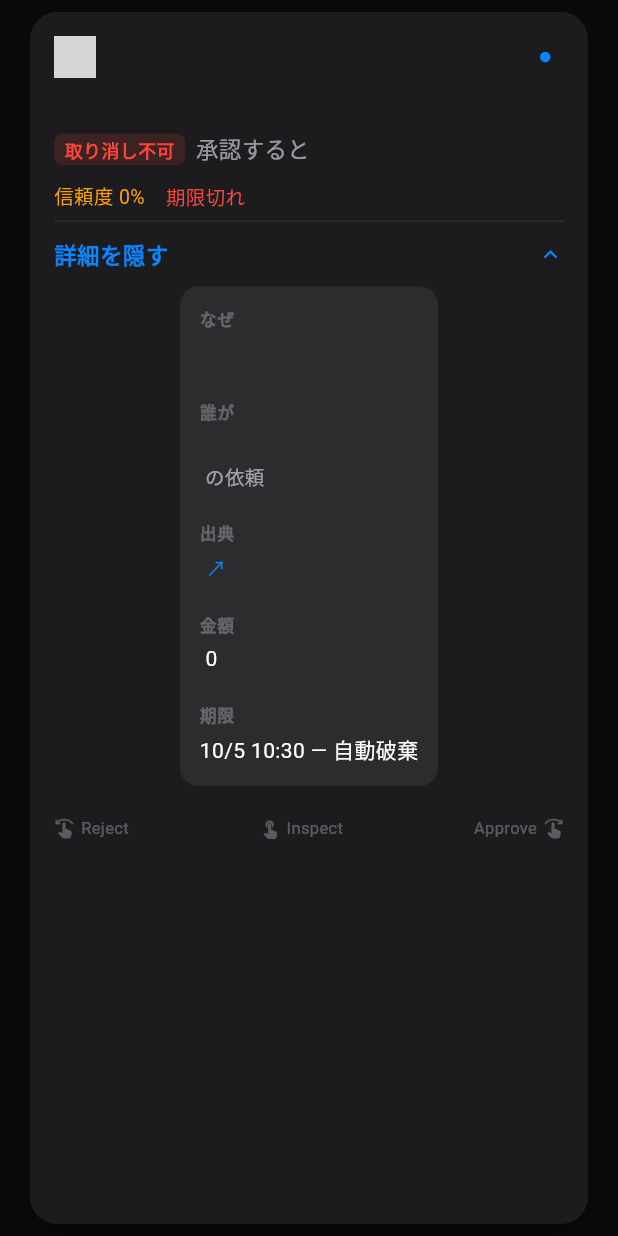
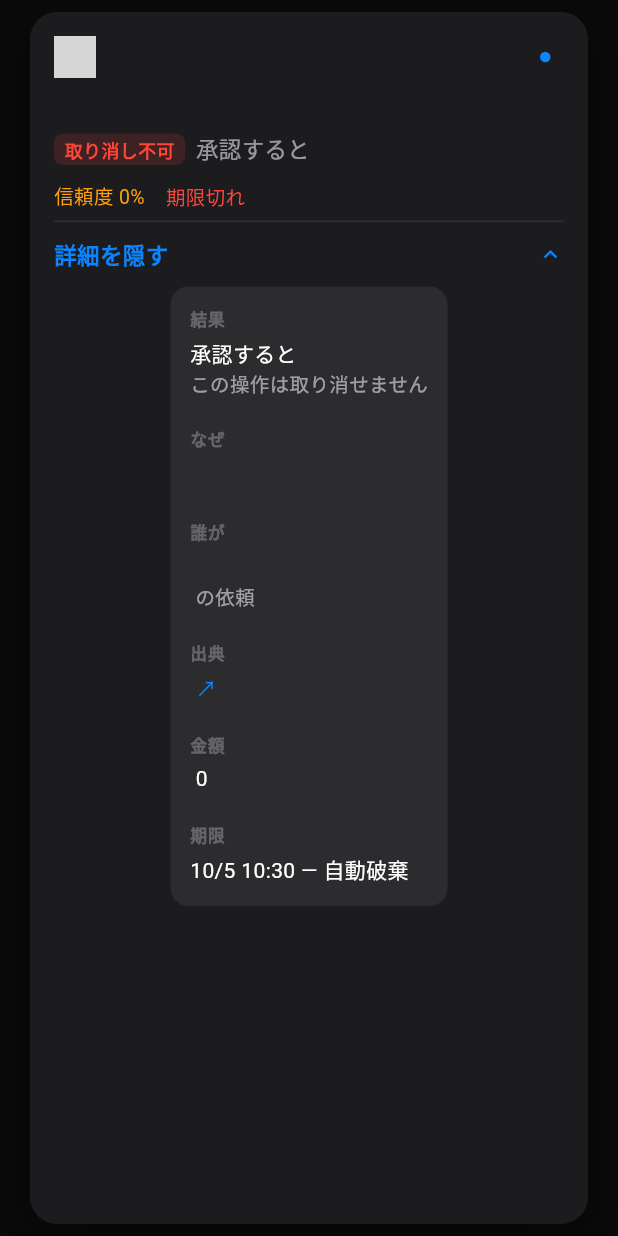
Before and after one commit to kasi-x/agentdesk-mobile, a Flutter app: the TaskCardView widget shown alone on an empty page, opened directly with empty values, after a tap on "詳細を見る", on a phone screen of 412 x 824 dp. Run offline on Flutter 3.47's test engine with Material 3 defaults, Android fonts, the phone set to English and light mode, and no system bars; our stand-ins replace flutter_card_swiper, shared_preferences; missing offline and left inert: a2ui_core, genui; accounts and stored records are empty; network calls fail; grey boxes are pictures that could not be loaded.

Commit message:
feat(ui): compact — narrower card, front reduced to the decision
User: 「もっと狭くして。減らせる情報は減らして」.

- Card max-width 540 → 440px; tighter paddings/gaps/chips; day-timeline
  height 44 → 38.
- Front information reduction (P1/P8): caption & external texts move
  into 詳細を見る (なぜ rows merged with context.reasoning into one row;
  external quotes keep their own 引用 rows with the quote-block style,
  NFR-2.2 intact); the 承認すると result statement restates at the top of
  詳細 (結果 row); deadline surfaces on the front only when close
  (≤30m / urgent) — the full deadline lives in 詳細; footer swipe hints
  removed (keyboard hints remain page-level).
- Flutter mirror: same split (front vs _movedTexts), same 詳細 rows,
  same meta rule.
- flutter analyze 0 issues; 28 tests passed. Verified in-browser.

```diff
--- a/mobile/lib/ui/widgets/task_card_view.dart
+++ b/mobile/lib/ui/widgets/task_card_view.dart
@@ -36,6 +36,18 @@ class _TaskCardViewState extends State<TaskCardView> {
 
   TaskCard get task => widget.task;
 
+  /// Caption / external texts are 裏面 material — they render in the
+  /// details panel, not on the front (information reduction, P1/P8).
+  late final List<CardComponent> _movedTexts = task.bodyComponents
+      .where((c) =>
+          c.component == 'Text' &&
+          (c.properties['variant'] == 'caption' ||
+              c.properties['source'] == 'external'))
+      .toList();
+  late final List<CardComponent> _frontComponents = task.bodyComponents
+      .where((c) => !_movedTexts.contains(c))
+      .toList();
+
   bool get _hasDetails {
     final ctx = task.context;
     final impact = task.impact;
@@ -45,6 +57,8 @@ class _TaskCardViewState extends State<TaskCardView> {
             ctx.participants.isNotEmpty ||
             ctx.sourceLabel != null);
     return hasContext ||
+        _movedTexts.isNotEmpty ||
+        (impact?.summary != null) ||
         (impact?.costAmount != null) ||
         (task.confidence < 0.9 && task.confidenceReasons.isNotEmpty) ||
         task.expiresAt != null;
@@ -95,7 +109,7 @@ class _TaskCardViewState extends State<TaskCardView> {
                         _impactLine(),
                       ],
                       const SizedBox(height: 10),
-                      for (final component in task.bodyComponents) ...[
+                      for (final component in _frontComponents) ...[
                         ComponentRenderer(
                           component: component,
                           onAction: widget.onQuickAction,
@@ -108,8 +122,6 @@ class _TaskCardViewState extends State<TaskCardView> {
                         const SizedBox(height: 4),
                         _detailsSection(),
                       ],
-                      const SizedBox(height: 8),
-                      _footerHints(),
                     ],
                   ),
                 ),
@@ -221,11 +233,14 @@ class _TaskCardViewState extends State<TaskCardView> {
         ),
       ),
     ];
+    // deadline surfaces on the front only when it is close; the full
+    // deadline lives in 詳細 (P8: the front carries the decision).
     if (task.expiresAt != null) {
       final remaining = task.expiresAt!.difference(DateTime.now());
       final urgent =
           remaining.inSeconds <= 0 || remaining <= const Duration(minutes: 5);
       final soon = !urgent && remaining <= const Duration(minutes: 30);
+      if (urgent || soon) {
         final when = remaining.inSeconds <= 0
             ? '期限切れ'
             : '残り ${_formatRemaining(remaining)}';
@@ -235,14 +250,11 @@ class _TaskCardViewState extends State<TaskCardView> {
             style: TextStyle(
               fontSize: 13,
               fontFeatures: const [FontFeature.tabularFigures()],
-            color: urgent
-                ? PopColors.red
-                : soon
-                    ? PopColors.orange
-                    : PopColors.text2,
+              color: urgent ? PopColors.red : PopColors.orange,
             ),
           ),
         );
+      }
     }
     return Row(
       children: [
@@ -310,33 +322,12 @@ class _TaskCardViewState extends State<TaskCardView> {
             child: open
                 ? Padding(
                     padding: const EdgeInsets.only(bottom: 12),
-                    child: _DetailsPanel(task: task),
+                    child: _DetailsPanel(task: task, movedTexts: _movedTexts),
                   )
                 : const SizedBox(width: double.infinity),
           ),
         ],
       ),
-    );
-  }
-
-  Widget _footerHints() {
-    return const Row(
-      children: [
-        Icon(Icons.swipe_left, size: 14, color: PopColors.text3),
-        SizedBox(width: 4),
-        Text('Reject',
-            style: TextStyle(fontSize: 11, color: PopColors.text3)),
-        Spacer(),
-        Icon(Icons.touch_app, size: 14, color: PopColors.text3),
-        SizedBox(width: 4),
-        Text('Inspect',
-            style: TextStyle(fontSize: 11, color: PopColors.text3)),
-        Spacer(),
-        Text('Approve',
-            style: TextStyle(fontSize: 11, color: PopColors.text3)),
-        SizedBox(width: 4),
-        Icon(Icons.swipe_right, size: 14, color: PopColors.text3),
-      ],
     );
   }
 
@@ -408,13 +399,20 @@ class _TaskCardViewState extends State<TaskCardView> {
 /// Inset grouped rows, iOS list style. Links stay label-only on mobile.
 class _DetailsPanel extends StatelessWidget {
   final TaskCard task;
+  final List<CardComponent> movedTexts;
 
-  const _DetailsPanel({required this.task});
+  const _DetailsPanel({required this.task, this.movedTexts = const []});
 
   @override
   Widget build(BuildContext context) {
     final ctx = task.context;
     final impact = task.impact;
+    final narrative = movedTexts
+        .where((c) => c.properties['source'] != 'external')
+        .toList();
+    final quotes = movedTexts
+        .where((c) => c.properties['source'] == 'external')
+        .toList();
     return Container(
       padding: const EdgeInsets.symmetric(horizontal: 13, vertical: 4),
       decoration: BoxDecoration(
@@ -424,9 +422,41 @@ class _DetailsPanel extends StatelessWidget {
       child: Column(
         crossAxisAlignment: CrossAxisAlignment.start,
         children: [
+          if (impact?.summary != null)
+            _row(
+              '結果',
+              Column(
+                crossAxisAlignment: CrossAxisAlignment.start,
+                children: [
+                  Text('承認すると ${impact!.summary}',
+                      style: const TextStyle(
+                          fontSize: 14, color: PopColors.text)),
+                  if (impact.reversible == false)
+                    const Text('この操作は取り消せません',
+                        style: TextStyle(
+                            fontSize: 13, color: PopColors.text2)),
+                ],
+              ),
+            ),
+          if (narrative.isNotEmpty || ctx?.reasoning != null)
+            _row(
+              'なぜ',
+              Column(
+                crossAxisAlignment: CrossAxisAlignment.start,
+                children: [
+                  for (final c in narrative)
+                    Text('${c.properties['text'] ?? ''}',
+                        style: const TextStyle(
+                            fontSize: 14, height: 1.5, color: PopColors.text)),
                   if (ctx?.reasoning != null)
-            _row('なぜ',
-                Text(ctx!.reasoning!, style: const TextStyle(fontSize: 14, height: 1.5, color: PopColors.text))),
+                    Text(ctx!.reasoning!,
+                        style: const TextStyle(
+                            fontSize: 14, height: 1.5, color: PopColors.text)),
+                ],
+              ),
+            ),
+          for (final c in quotes)
+            _row('引用', ComponentRenderer(component: c)),
           if (ctx?.requesterName != null)
             _row(
               '誰が',
```
Also changed, not shown: 2 other files. Lines whose indentation alone changed are shown as unchanged.
